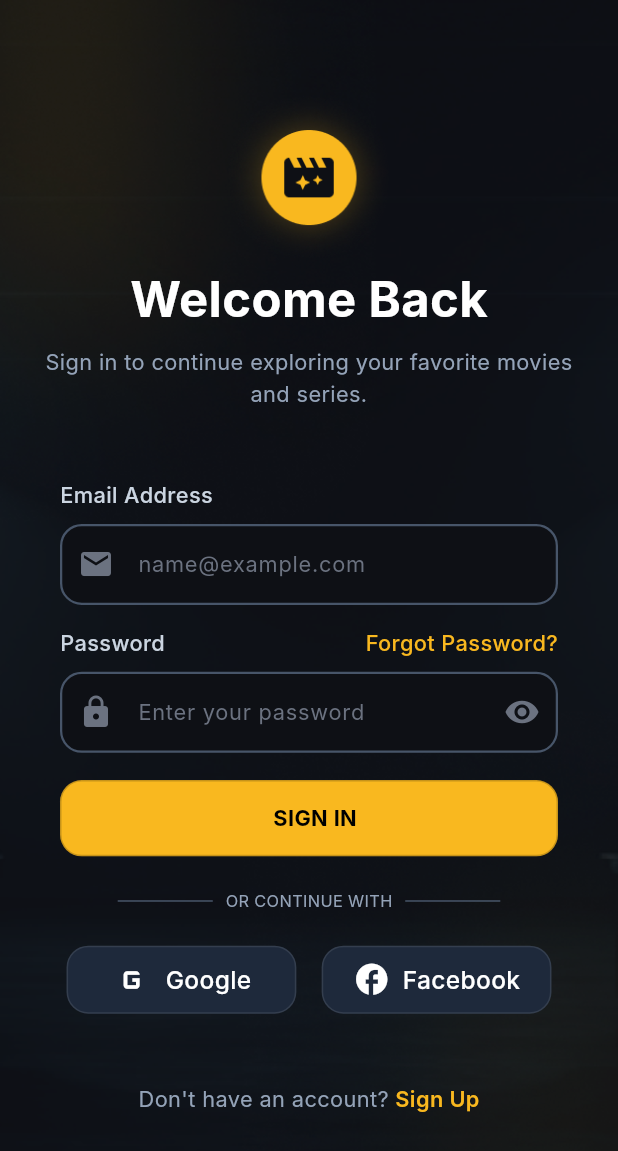
After one commit to Zeiadd1310/MovieVerse---Movie-Explorer-App-, a Flutter app: the SignInView screen opened by its route, on a phone screen of 412 x 824 dp. The commit adds this screen. Shown: the top 1151 px of the screen. Run offline on Flutter 3.47's test engine with Material 3 defaults, Android fonts, the phone set to English and light mode, and no system bars; our stand-ins replace flutter_screenutil, go_router; Roboto replaces fonts that are missing (Inter).

Commit message:
feat: add sign in view and update app router with sign in route style: update button icon size and colors in app text form field

```diff
--- a/lib/core/utils/functions/app_router.dart
+++ b/lib/core/utils/functions/app_router.dart
@@ -1,10 +1,12 @@
 import 'package:go_router/go_router.dart';
+import 'package:movie_verse_app/features/auth/presentation/views/sign_in_view.dart';
 import 'package:movie_verse_app/features/auth/presentation/views/sign_up_view.dart';
 import 'package:movie_verse_app/features/auth/presentation/views/splash_view.dart';
 
 abstract class AppRouter {
   static const kSplashView = '/splashView';
   static const kSignUpView = '/signUpView';
+  static const kSignInView = '/signInView';
 
   static final router = GoRouter(
     routes: [
@@ -13,6 +15,10 @@ abstract class AppRouter {
         path: kSignUpView,
         builder: (context, state) => const SignUpView(),
       ),
+      GoRoute(
+        path: kSignInView,
+        builder: (context, state) => const SignInView(),
+      ),
     ],
   );
 }
--- a/lib/core/widgets/app_text_form_field.dart
+++ b/lib/core/widgets/app_text_form_field.dart
@@ -32,15 +32,15 @@ class AppTextFormField extends StatelessWidget {
         fillColor: const Color(0xff0E1015),
         border: OutlineInputBorder(
           borderRadius: BorderRadius.circular(16.r),
-          borderSide: const BorderSide(color: Color(0xff0E1015), width: 1.5),
+          borderSide: const BorderSide(color: Color(0xff475569), width: 1.5),
         ),
         enabledBorder: OutlineInputBorder(
           borderRadius: BorderRadius.circular(16.r),
-          borderSide: const BorderSide(color: Color(0xff0E1015), width: 1.5),
+          borderSide: const BorderSide(color: Color(0xff475569), width: 1.5),
         ),
         focusedBorder: OutlineInputBorder(
           borderRadius: BorderRadius.circular(16.r),
-          borderSide: const BorderSide(color: Color(0xff0E1015), width: 1.5),
+          borderSide: const BorderSide(color: Color(0xff475569), width: 1.5),
         ),
       ),
     );
--- a/lib/core/widgets/custom_button.dart
+++ b/lib/core/widgets/custom_button.dart
@@ -13,6 +13,7 @@ class CustomButton extends StatelessWidget {
     this.icon,
     this.color,
     this.borderColor,
+    this.iconSize,
   });
 
   final VoidCallback? onTap;
@@ -24,6 +25,7 @@ class CustomButton extends StatelessWidget {
   final IconData? icon;
   final Color? color;
   final Color? borderColor;
+  final double? iconSize;
   @override
   Widget build(BuildContext context) {
     return GestureDetector(
@@ -43,11 +45,11 @@ class CustomButton extends StatelessWidget {
           child: Row(
             mainAxisAlignment: MainAxisAlignment.center,
             children: [
+              if (icon != null) ...[
+                Icon(icon, color: Colors.white, size: iconSize ?? 20),
+              ],
+              const SizedBox(width: 8),
               Text(text, style: style),
-              if (icon != null) ...[
-                const SizedBox(width: 8),
-                Icon(icon, color: Colors.white, size: 20),
-              ],
             ],
           ),
         ),
--- a/lib/features/auth/presentation/views/sign_in_view.dart
+++ b/lib/features/auth/presentation/views/sign_in_view.dart
@@ -0,0 +1,11 @@
+import 'package:flutter/material.dart';
+import 'package:movie_verse_app/features/auth/presentation/views/widgets/sign_in_view_body.dart';
+
+class SignInView extends StatelessWidget {
+  const SignInView({super.key});
+
+  @override
+  Widget build(BuildContext context) {
+    return const Scaffold(body: SignInViewBody());
+  }
+}
--- /dev/null
+++ b/lib/features/auth/presentation/views/widgets/sign_in_view_body.dart
@@ -0,0 +1,216 @@
+import 'package:flutter/material.dart';
+import 'package:flutter_screenutil/flutter_screenutil.dart';
+import 'package:go_router/go_router.dart';
+import 'package:movie_verse_app/constants.dart';
+import 'package:movie_verse_app/core/utils/functions/app_router.dart';
+import 'package:movie_verse_app/core/utils/functions/assets.dart';
+import 'package:movie_verse_app/core/widgets/app_text_form_field.dart';
+import 'package:movie_verse_app/core/widgets/custom_button.dart';
+
+class SignInViewBody extends StatelessWidget {
+  const SignInViewBody({super.key});
+
+  @override
+  Widget build(BuildContext context) {
+    return Stack(
+      fit: StackFit.expand,
+      children: [
+        Image.asset('assets/images/Splash.png', fit: BoxFit.cover),
+        Padding(
+          padding: const EdgeInsets.symmetric(horizontal: 16.0, vertical: 24.0),
+          child: Column(
+            crossAxisAlignment: CrossAxisAlignment.center,
+            children: [
+              SizedBox(height: 40.h),
+              Image.asset(AssetsData.logo, width: 128.w, height: 128.h),
+              Text(
+                'Welcome Back',
+                style: TextStyle(
+                  fontSize: 36.sp,
+                  fontWeight: FontWeight.bold,
+                  color: Colors.white,
+                ),
+              ),
+              SizedBox(height: 8.h),
+              Text(
+                'Sign in to continue exploring your favorite movies and series.',
+                style: TextStyle(
+                  fontSize: 16.sp,
+                  fontWeight: FontWeight.w400,
+                  color: Color(0xff94A3B8),
+                ),
+                textAlign: TextAlign.center,
+              ),
+              SizedBox(height: 16.h),
+              Padding(
+                padding: const EdgeInsets.symmetric(
+                  horizontal: 24,
+                  vertical: 32,
+                ),
+                child: Column(
+                  mainAxisAlignment: MainAxisAlignment.start,
+                  crossAxisAlignment: CrossAxisAlignment.start,
+                  children: [
+                    Text(
+                      'Email Address',
+                      style: TextStyle(
+                        fontSize: 16.sp,
+                        color: Color(0xffCBD5E1),
+                        fontWeight: FontWeight.w500,
+                      ),
+                    ),
+                    SizedBox(height: 10.h),
+                    AppTextFormField(
+                      hintText: 'name@example.com',
+                      keyboardType: TextInputType.emailAddress,
+                      prefixIcon: Icon(Icons.email, color: Color(0xff6B7280)),
+                    ),
+                    SizedBox(height: 16.h),
+                    Row(
+                      mainAxisAlignment: MainAxisAlignment.spaceBetween,
+                      children: [
+                        Text(
+                          'Password',
+                          style: TextStyle(
+                            fontSize: 16.sp,
+                            color: Color(0xffCBD5E1),
+                            fontWeight: FontWeight.w500,
+                          ),
+                        ),
+                        InkWell(
+                          child: Text(
+                            'Forgot Password?',
+                            style: TextStyle(
+                              fontSize: 16.sp,
+                              color: Color(0xffF9B81F),
+                              fontWeight: FontWeight.w500,
+                            ),
+                          ),
+                        ),
+                      ],
+                    ),
+                    SizedBox(height: 10.h),
+                    AppTextFormField(
+                      hintText: 'Enter your password',
+                      obscureText: true,
+                      prefixIcon: Icon(Icons.lock, color: Color(0xff6B7280)),
+                      suffixIcon: Icon(
+                        Icons.visibility,
+                        color: Color(0xff6B7280),
+                      ),
+                    ),
+                    SizedBox(height: 20.h),
+                    CustomButton(
+                      text: 'SIGN IN',
+                      width: double.infinity,
+                      height: 56.h,
+                      style: TextStyle(
+                        fontSize: 16.sp,
+                        fontWeight: FontWeight.bold,
+                        color: Colors.black,
+                      ),
+                      radius: 16.r,
+                    ),
+                    SizedBox(height: 24.h),
+                    Row(
+                      mainAxisAlignment: MainAxisAlignment.center,
+                      children: [
+                        Container(
+                          width: 60.w,
+                          height: 1,
+                          color: Color(0xff475569),
+                        ),
+                        SizedBox(width: 8.w),
+                        Text(
+                          'OR CONTINUE WITH',
+                          style: TextStyle(
+                            fontSize: 12.sp,
+                            color: Color(0xff94A3B8),
+                            fontWeight: FontWeight.w400,
+                          ),
+                        ),
+                        SizedBox(width: 8.w),
+                        Container(
+                          width: 60.w,
+                          height: 1,
+                          color: Color(0xff475569),
+                        ),
+                      ],
+                    ),
+                    SizedBox(height: 24.h),
+                    Row(
+                      mainAxisAlignment: MainAxisAlignment.center,
+                      children: [
+                        CustomButton(
+                          icon: Icons.g_mobiledata,
+                          iconSize: 28,
+                          text: 'Google',
+                          width: 145.w,
+                          height: 50.h,
+                          style: TextStyle(
+                            fontSize: 18.sp,
+                            fontWeight: FontWeight.w500,
+                            color: Colors.white,
+                          ),
+                          radius: 16.r,
+                          color: kPrimaryColor,
+                          borderColor: Color(0xffF1F5F9).withOpacity(0.1),
+                        ),
+                        SizedBox(width: 16.w),
+                        CustomButton(
+                          text: 'Facebook',
+                          width: 145.w,
+                          height: 50.h,
+                          style: TextStyle(
+                            fontSize: 18.sp,
+                            fontWeight: FontWeight.w500,
+                            color: Colors.white,
+                          ),
+                          radius: 16.r,
+                          icon: Icons.facebook,
+                          iconSize: 25,
+                          color: kPrimaryColor,
+                          borderColor: Color(0xffF1F5F9).withOpacity(0.1),
+                        ),
+                      ],
+                    ),
+                  ],
+                ),
+              ),
+              SizedBox(height: 16.h),
+              Row(
+                mainAxisAlignment: MainAxisAlignment.center,
+                children: [
+                  Text(
+                    'Don\'t have an account?',
+                    style: TextStyle(
+                      color: Color(0xff94A3B8),
+                      fontSize: 16.sp,
+                      fontWeight: FontWeight.w400,
+                    ),
+                  ),
+                  SizedBox(width: 4.w),
+                  GestureDetector(
+                    onTap: () {
+                      GoRouter.of(
+                        context,
+                      ).pushReplacement(AppRouter.kSignUpView);
+                    },
+                    child: Text(
+                      'Sign Up',
+                      style: TextStyle(
+                        color: Color(0xffF9B81F),
+                        fontSize: 16.sp,
+                        fontWeight: FontWeight.w600,
+                      ),
+                    ),
+                  ),
+                ],
+              ),
+            ],
+          ),
+        ),
+      ],
+    );
+  }
+}
--- a/lib/features/auth/presentation/views/widgets/sign_up_view_body.dart
+++ b/lib/features/auth/presentation/views/widgets/sign_up_view_body.dart
@@ -1,6 +1,8 @@
 import 'package:flutter/material.dart';
 import 'package:flutter_screenutil/flutter_screenutil.dart';
+import 'package:go_router/go_router.dart';
 import 'package:movie_verse_app/constants.dart';
+import 'package:movie_verse_app/core/utils/functions/app_router.dart';
 import 'package:movie_verse_app/core/utils/functions/assets.dart';
 import 'package:movie_verse_app/core/widgets/app_text_form_field.dart';
 import 'package:movie_verse_app/core/widgets/custom_button.dart';
@@ -201,6 +203,11 @@ class SignUpViewBody extends StatelessWidget {
                   ),
                   SizedBox(width: 4.w),
                   GestureDetector(
+                    onTap: () {
+                      GoRouter.of(
+                        context,
+                      ).pushReplacement(AppRouter.kSignInView);
+                    },
                     child: Text(
                       'Sign in instead',
                       style: TextStyle(
```
Also changed, not shown: pubspec.lock.
